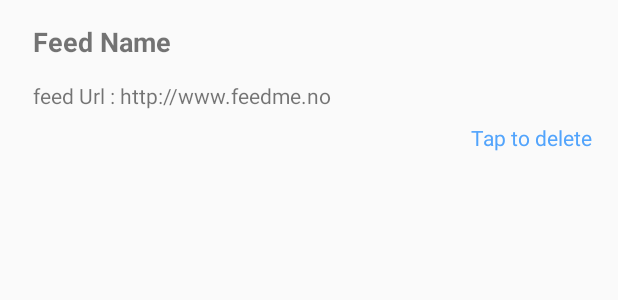
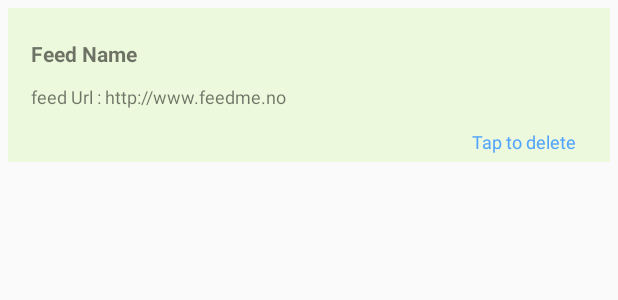
Before and after one commit to Hazer-link007/NewsFeed, an Android app: the layout news_feed_list_items.xml on its own in the app's theme, with its tools: preview values and no code run, on a phone screen of 412 x 824 dp. Shown: the top 300 px of the screen. Run offline under Robolectric (Android 15) with nearby library versions, the phone set to English and light mode, and no system bars.

Commit message:
Database class RssFeed Class added RssFeedAdapter class
resources files added

update

```diff
--- a/app/build.gradle
+++ b/app/build.gradle
@@ -21,6 +21,7 @@ android {
 dependencies {
     implementation fileTree(dir: 'libs', include: ['*.jar'])
     implementation 'com.android.support:appcompat-v7:28.0.0'
+    implementation 'com.android.support:cardview-v7:28.0.0'
     implementation 'com.android.support.constraint:constraint-layout:1.1.3'
     implementation 'com.android.support:design:28.0.0'
     testImplementation 'junit:junit:4.12'
--- a/app/src/main/res/layout/content_edit_feeds.xml
+++ b/app/src/main/res/layout/content_edit_feeds.xml
@@ -16,8 +16,11 @@
         >
 
         <ListView
+            android:id="@+id/rssFeedListView"
             android:layout_width="match_parent"
             android:layout_height="wrap_content"
+            android:dividerHeight="2dp"
+            android:divider="@null"
             />
 
     </LinearLayout>
--- a/app/src/main/res/layout/news_feed_list_items.xml
+++ b/app/src/main/res/layout/news_feed_list_items.xml
@@ -2,7 +2,11 @@
 <RelativeLayout xmlns:android="http://schemas.android.com/apk/res/android"
     xmlns:tools="http://schemas.android.com/tools"
     android:layout_width="match_parent"
-    android:layout_height="match_parent">
+    android:layout_height="wrap_content"
+    android:layout_margin="5dp"
+    android:background="#edf9dc"
+    android:padding="5dp"
+    >
 
     <TextView
         android:id="@+id/listItemfeedTitleTextView"
@@ -11,23 +15,25 @@
         android:layout_alignParentStart="true"
         android:layout_alignParentLeft="true"
         android:layout_alignParentTop="true"
-        android:layout_marginStart="22dp"
-        android:layout_marginLeft="22dp"
+        android:layout_marginStart="10dp"
+        android:layout_marginLeft="10dp"
         android:layout_marginTop="15dp"
         android:text="TextView"
-        android:textSize="18sp"
+        android:textSize="14sp"
         android:textStyle="bold"
         tools:text="Feed Name" />
+
 
     <TextView
         android:id="@+id/listItemFeedUrlTextView"
         android:layout_width="wrap_content"
         android:layout_height="wrap_content"
         android:layout_alignStart="@+id/listItemfeedTitleTextView"
+        android:layout_alignLeft="@+id/listItemfeedTitleTextView"
         android:layout_alignParentTop="true"
-        android:layout_marginTop="54dp"
+        android:layout_marginTop="45dp"
         android:text="feed Url : http://www.feedme.no"
-        android:layout_alignLeft="@+id/listItemfeedTitleTextView" />
+        android:textSize="12sp" />
 
     <TextView
         android:id="@+id/textView3"
@@ -36,9 +42,10 @@
         android:layout_alignParentTop="true"
         android:layout_alignParentEnd="true"
         android:layout_alignParentRight="true"
-        android:layout_marginTop="82dp"
+        android:layout_marginTop="75dp"
         android:layout_marginEnd="17dp"
         android:layout_marginRight="17dp"
         android:text="Tap to delete"
-        android:textColor="@color/bluecolor" />
+        android:textColor="@color/bluecolor"
+        android:textSize="12sp" />
 </RelativeLayout>
```
Also changed, not shown: app/src/main/java/com/shedrachelisha/newsfeed/AddFeeds.java (+30 -1 lines), app/src/main/java/com/shedrachelisha/newsfeed/EditFeeds.java (+52 -1 lines), app/src/main/java/com/shedrachelisha/newsfeed/RssFeedsAdapter.java (added, +36 -0 lines).
